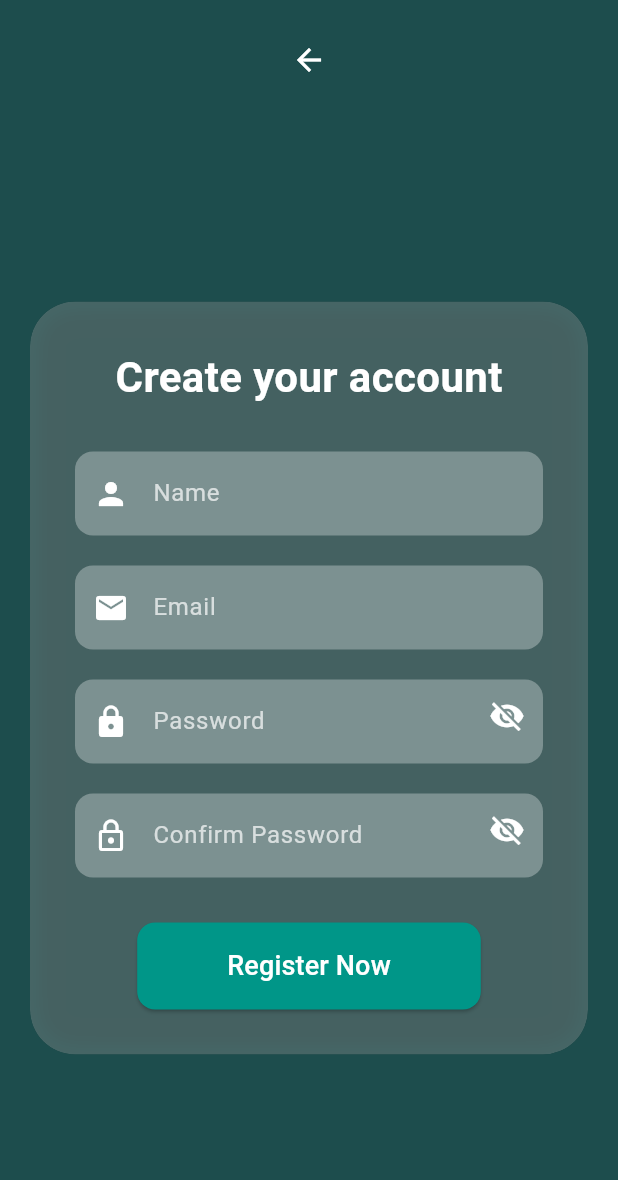
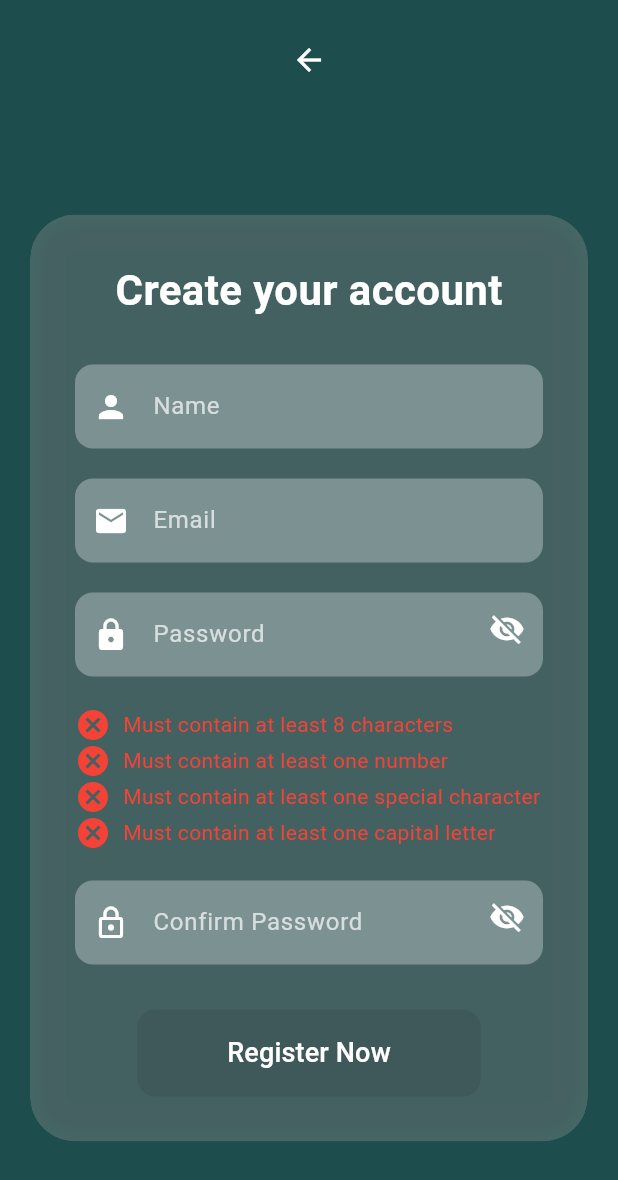
Before and after one commit to Fzzz03/firebase_integration, a Flutter app: the RegisterPage screen opened directly, on a phone screen of 412 x 824 dp. Shown: the top 1180 px of the screen. Run offline on Flutter 3.47's test engine with Material 3 defaults, Android fonts, the phone set to English and light mode, and no system bars; our stand-ins replace firebase_auth, firebase_core, google_sign_in; accounts and stored records are empty.

Commit message:
Update reg.dart

```diff
--- a/lib/reg.dart
+++ b/lib/reg.dart
@@ -20,6 +20,41 @@ class _RegisterPageState extends State<RegisterPage> {
 
   bool _isPasswordVisible = false;
   bool _isConfirmPasswordVisible = false;
+  bool _isRegisterButtonEnabled = false;
+
+  // Password conditions
+  bool hasMinLength = false;
+  bool hasNumber = false;
+  bool hasSpecialChar = false;
+  bool hasUpperCase = false;
+
+  @override
+  void initState() {
+    super.initState();
+    passwordController.addListener(_validatePassword);
+  }
+
+  @override
+  void dispose() {
+    passwordController.removeListener(_validatePassword);
+    nameController.dispose();
+    emailController.dispose();
+    passwordController.dispose();
+    confirmPasswordController.dispose();
+    super.dispose();
+  }
+
+  void _validatePassword() {
+    setState(() {
+      String password = passwordController.text;
+      hasMinLength = password.length >= 8;
+      hasNumber = password.contains(RegExp(r'\d'));
+      hasSpecialChar = password.contains(RegExp(r'[!@#\$&*~]'));
+      hasUpperCase = password.contains(RegExp(r'[A-Z]'));
+      _isRegisterButtonEnabled =
+          hasMinLength && hasNumber && hasSpecialChar && hasUpperCase;
+    });
+  }
 
   Future<void> register() async {
     if (passwordController.text != confirmPasswordController.text) {
@@ -32,40 +67,40 @@ class _RegisterPageState extends State<RegisterPage> {
       return;
     }
 
-    // Show dialog immediately to notify the user
-    showDialog(
-      context: context,
-      barrierDismissible: false, // User must tap "OK" to proceed
-      builder: (context) => AlertDialog(
-        title: const Text("Verification Email Sent"),
-        content: const Text("A verification email has been sent to your email. Please verify to continue."),
-        actions: [
-          TextButton(
-            onPressed: () {
-              Navigator.of(context).pop();
-            },
-            child: const Text("OK"),
-          ),
-        ],
-      ),
-    );
-
     try {
-      UserCredential userCredential = await FirebaseAuth.instance.createUserWithEmailAndPassword(
+      UserCredential userCredential =
+          await FirebaseAuth.instance.createUserWithEmailAndPassword(
         email: emailController.text.trim(),
         password: passwordController.text.trim(),
       );
 
       User? user = userCredential.user;
-
       if (user != null) {
         await user.updateDisplayName(nameController.text.trim());
         await user.sendEmailVerification();
-        // Check verification status after sending verification email
-        checkVerificationStatus(user);
+
+        // Show dialog box for verification email sent
+        showDialog(
+          context: context,
+          barrierDismissible: false,
+          builder: (context) => AlertDialog(
+            title: const Text("Verification Email Sent"),
+            content: const Text(
+                "A verification email has been sent to your email. Please verify to continue."),
+            actions: [
+              TextButton(
+                onPressed: () {
+                  Navigator.of(context).pop();
+                },
+                child: const Text("OK"),
+              ),
+            ],
+          ),
+        ).then((_) {
+          checkVerificationStatus(user);
+        });
       }
     } catch (e) {
-      print("Registration error: $e");
       ScaffoldMessenger.of(context).showSnackBar(
         SnackBar(
           content: Text("Registration error: $e"),
@@ -79,10 +114,8 @@ class _RegisterPageState extends State<RegisterPage> {
     await user.reload();
     user = FirebaseAuth.instance.currentUser!;
     if (user.emailVerified) {
-      // Navigate to the home page after verification
       navigateToHomePage();
     } else {
-      // Retry checking verification status after a delay
       Timer(const Duration(seconds: 3), () => checkVerificationStatus(user));
     }
   }
@@ -95,13 +128,20 @@ class _RegisterPageState extends State<RegisterPage> {
     );
   }
 
-  @override
-  void dispose() {
-    nameController.dispose();
-    emailController.dispose();
-    passwordController.dispose();
-    confirmPasswordController.dispose();
-    super.dispose();
+  Widget buildPasswordCriteria(String text, bool conditionMet) {
+    return Row(
+      children: [
+        Icon(
+          conditionMet ? Icons.check_circle : Icons.cancel,
+          color: conditionMet ? Colors.green : Colors.red,
+        ),
+        const SizedBox(width: 8),
+        Text(text,
+            style: TextStyle(
+              color: conditionMet ? Colors.green : Colors.red,
+            )),
+      ],
+    );
   }
 
   @override
@@ -158,13 +198,13 @@ class _RegisterPageState extends State<RegisterPage> {
                             InputField(
                               hintText: 'Name',
                               icon: Icons.person,
-                              controller: nameController,
+                              controller: nameController, onChanged: (password) {  },
                             ),
                             const SizedBox(height: 20),
                             InputField(
                               hintText: 'Email',
                               icon: Icons.email,
-                              controller: emailController,
+                              controller: emailController, onChanged: (password) {  },
                             ),
                             const SizedBox(height: 20),
                             Stack(
@@ -173,7 +213,7 @@ class _RegisterPageState extends State<RegisterPage> {
                                   hintText: 'Password',
                                   icon: Icons.lock,
                                   obscureText: !_isPasswordVisible,
-                                  controller: passwordController,
+                                  controller: passwordController, onChanged: (password) {  },
                                 ),
                                 Positioned(
                                   right: 0,
@@ -194,13 +234,26 @@ class _RegisterPageState extends State<RegisterPage> {
                               ],
                             ),
                             const SizedBox(height: 20),
+                            // Password criteria
+                            buildPasswordCriteria(
+                                "Must contain at least 8 characters",
+                                hasMinLength),
+                            buildPasswordCriteria("Must contain at least one number",
+                                hasNumber),
+                            buildPasswordCriteria(
+                                "Must contain at least one special character",
+                                hasSpecialChar),
+                            buildPasswordCriteria(
+                                "Must contain at least one capital letter",
+                                hasUpperCase),
+                            const SizedBox(height: 20),
                             Stack(
                               children: [
                                 InputField(
                                   hintText: 'Confirm Password',
                                   icon: Icons.lock_outline,
                                   obscureText: !_isConfirmPasswordVisible,
-                                  controller: confirmPasswordController,
+                                  controller: confirmPasswordController, onChanged: (password) {  },
                                 ),
                                 Positioned(
                                   right: 0,
@@ -213,7 +266,8 @@ class _RegisterPageState extends State<RegisterPage> {
                                     ),
                                     onPressed: () {
                                       setState(() {
-                                        _isConfirmPasswordVisible = !_isConfirmPasswordVisible;
+                                        _isConfirmPasswordVisible =
+                                            !_isConfirmPasswordVisible;
                                       });
                                     },
                                   ),
@@ -223,17 +277,20 @@ class _RegisterPageState extends State<RegisterPage> {
                             const SizedBox(height: 30),
                             ElevatedButton(
                               style: ElevatedButton.styleFrom(
-                                backgroundColor: Theme.of(context).primaryColor,
+                                backgroundColor: _isRegisterButtonEnabled
+                                    ? Theme.of(context).primaryColor
+                                    : Colors.grey,
                                 padding: const EdgeInsets.symmetric(
                                     vertical: 16, horizontal: 60),
                                 shape: RoundedRectangleBorder(
                                   borderRadius: BorderRadius.circular(12),
                                 ),
                               ),
-                              onPressed: register,
+                              onPressed: _isRegisterButtonEnabled ? register : null,
                               child: const Text(
                                 'Register Now',
-                                style: TextStyle(fontSize: 18, color: Colors.white),
+                                style:
+                                    TextStyle(fontSize: 18, color: Colors.white),
                               ),
                             ),
                           ],
```
